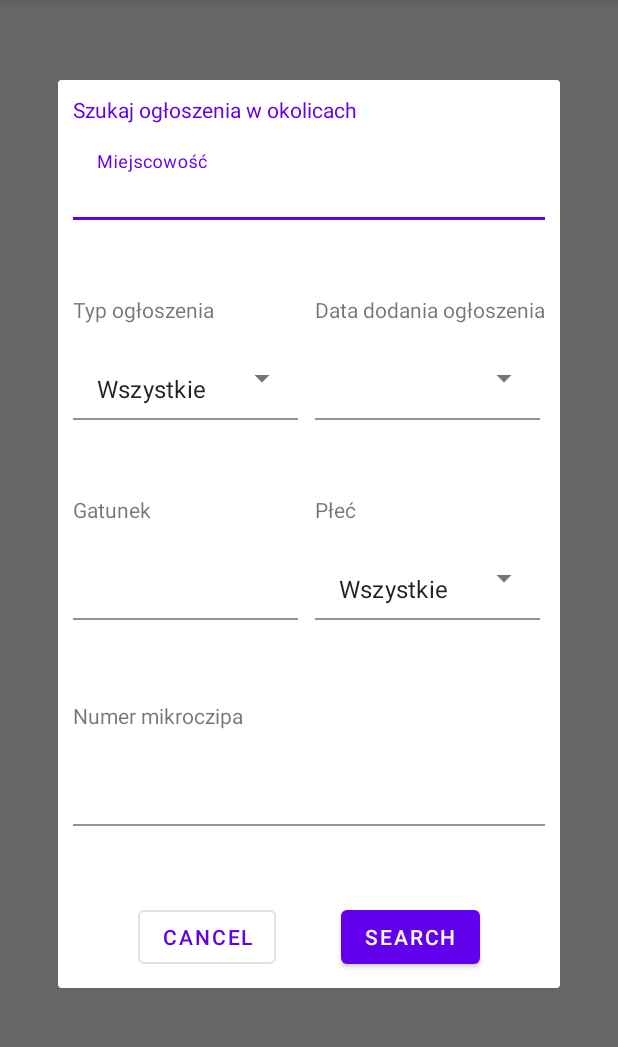
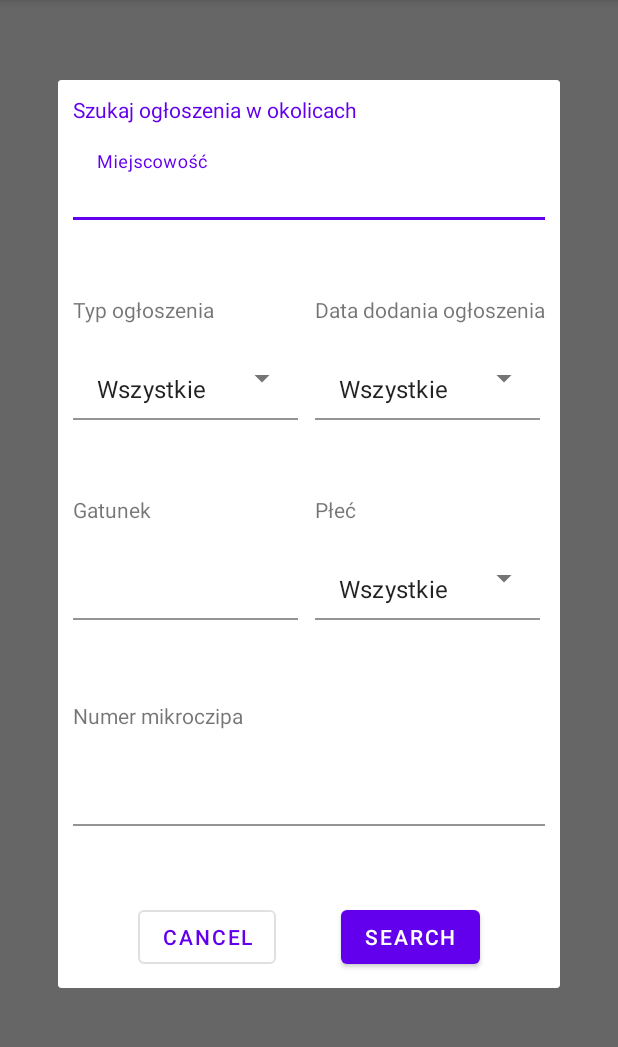
Before and after one commit to MichMac/FindMyPet, an Android app: the fragment AnnouncementsFilterFragment shown on its own in the app's theme, on a phone screen of 412 x 824 dp, the part 84-1131 px from its top. Run offline under Robolectric (Android 15) with nearby library versions, the phone set to English and light mode, and no system bars; our stand-ins replace Firebase (no records; nobody signed in at launch, a user with empty details on screens opened directly).

Commit message:
improvement of the announcements filter view

```diff
--- a/app/src/main/java/com/example/findmypet/viewmodels/AnnouncementsListSharedViewModel.java
+++ b/app/src/main/java/com/example/findmypet/viewmodels/AnnouncementsListSharedViewModel.java
@@ -39,6 +39,7 @@ public class AnnouncementsListSharedViewModel extends ViewModel {
         mAnnouncementRepository.setAnnouncement(announcement);
     }
 
+
     public void sortAscending(){
         SimpleDateFormat dateFormat = new SimpleDateFormat("dd/MM/yyyy");
         Collections.sort(mAnnouncements.getValue(), new Comparator<Announcement>() {
--- a/app/src/main/java/com/example/findmypet/views/AnnouncementsFilterFragment.java
+++ b/app/src/main/java/com/example/findmypet/views/AnnouncementsFilterFragment.java
@@ -8,6 +8,7 @@ import android.view.ViewGroup;
 import android.widget.ArrayAdapter;
 
 import com.example.findmypet.R;
+import com.example.findmypet.viewmodels.AnnouncementsListSharedViewModel;
 import com.google.android.material.button.MaterialButton;
 import com.google.android.material.textfield.MaterialAutoCompleteTextView;
 import com.google.android.material.textfield.TextInputLayout;
@@ -17,10 +18,13 @@ import androidx.annotation.NonNull;
 import androidx.annotation.Nullable;
 import androidx.core.content.ContextCompat;
 import androidx.fragment.app.DialogFragment;
+import androidx.lifecycle.ViewModelProvider;
 
 public class AnnouncementsFilterFragment extends DialogFragment {
 
     public static final String TAG = AnnouncementsFilterFragment.class.getSimpleName();
+
+    AnnouncementsListSharedViewModel mAnnouncementsListSharedViewModel;
 
     TextInputLayout mCity;
     TextInputLayout mType;
@@ -38,11 +42,15 @@ public class AnnouncementsFilterFragment extends DialogFragment {
 
     ArrayAdapter<CharSequence> mGenderAdapter;
     ArrayAdapter<CharSequence> mTypeAdapter;
+    ArrayAdapter<CharSequence> mDateAdapter;
 
     @Override
     public View onCreateView(@NonNull LayoutInflater inflater, @Nullable ViewGroup container, @Nullable Bundle savedInstanceState) {
 
         View view = inflater.inflate(R.layout.announcements_filter_fragment,container,false);
+
+        mAnnouncementsListSharedViewModel = new ViewModelProvider(this).get(AnnouncementsListSharedViewModel.class);
+        mAnnouncementsListSharedViewModel.init();
 
         //TextInputLayouts
         mCity = view.findViewById(R.id.city_edittext_layout);
@@ -62,6 +70,12 @@ public class AnnouncementsFilterFragment extends DialogFragment {
         mTypeAdapter.setDropDownViewResource(android.R.layout.simple_spinner_dropdown_item);
         ((MaterialAutoCompleteTextView) mType.getEditText()).setAdapter(mTypeAdapter);
         ((MaterialAutoCompleteTextView) mType.getEditText()).setText(mTypeAdapter.getItem(0),false);
+
+         mDateAdapter = ArrayAdapter.createFromResource(getContext(), R.array.announcement_filter_date, android.R.layout.simple_spinner_item);
+         mDateAdapter.setDropDownViewResource(android.R.layout.simple_spinner_dropdown_item);
+        ((MaterialAutoCompleteTextView) mDate.getEditText()).setAdapter(mDateAdapter);
+        ((MaterialAutoCompleteTextView) mDate.getEditText()).setText(mDateAdapter.getItem(0), false);
+
 
         //TextViews
         mCityLabel = view.findViewById(R.id.city_label);
@@ -141,6 +155,13 @@ public class AnnouncementsFilterFragment extends DialogFragment {
             }
         });
 
+        mSearchBtn.setOnClickListener(new View.OnClickListener() {
+            @Override
+            public void onClick(View view) {
+
+            }
+        });
+
         mCancelBtn.setOnClickListener(new View.OnClickListener() {
             @Override
             public void onClick(View view) {
--- a/app/src/main/res/layout/announcements_filter_fragment.xml
+++ b/app/src/main/res/layout/announcements_filter_fragment.xml
@@ -9,7 +9,7 @@
 
     <androidx.constraintlayout.widget.ConstraintLayout
         android:layout_width="match_parent"
-        android:layout_height="match_parent"
+        android:layout_height="wrap_content"
         android:padding="10dp">
 
         <com.google.android.material.button.MaterialButton
@@ -85,7 +85,9 @@
             <com.google.android.material.textfield.MaterialAutoCompleteTextView
                 android:layout_width="match_parent"
                 android:layout_height="wrap_content"
-                android:inputType="none" />
+                android:inputType="none"
+                android:singleLine="true"
+                android:ellipsize="end"/>
 
         </com.google.android.material.textfield.TextInputLayout>
 
--- a/app/src/main/res/values/strings.xml
+++ b/app/src/main/res/values/strings.xml
@@ -96,4 +96,11 @@
         <item>Znalezione</item>
         <item>Zaginione</item>
     </string-array>
+    <string-array name="announcement_filter_date">
+        <item>Wszystkie</item>
+        <item>Ost. 7 dni</item>
+        <item>Ost. 30 dni</item>
+        <item>Ost. 3 miesiące</item>
+        <item>Ost. 6 miesiący</item>
+    </string-array>
 </resources>
```
